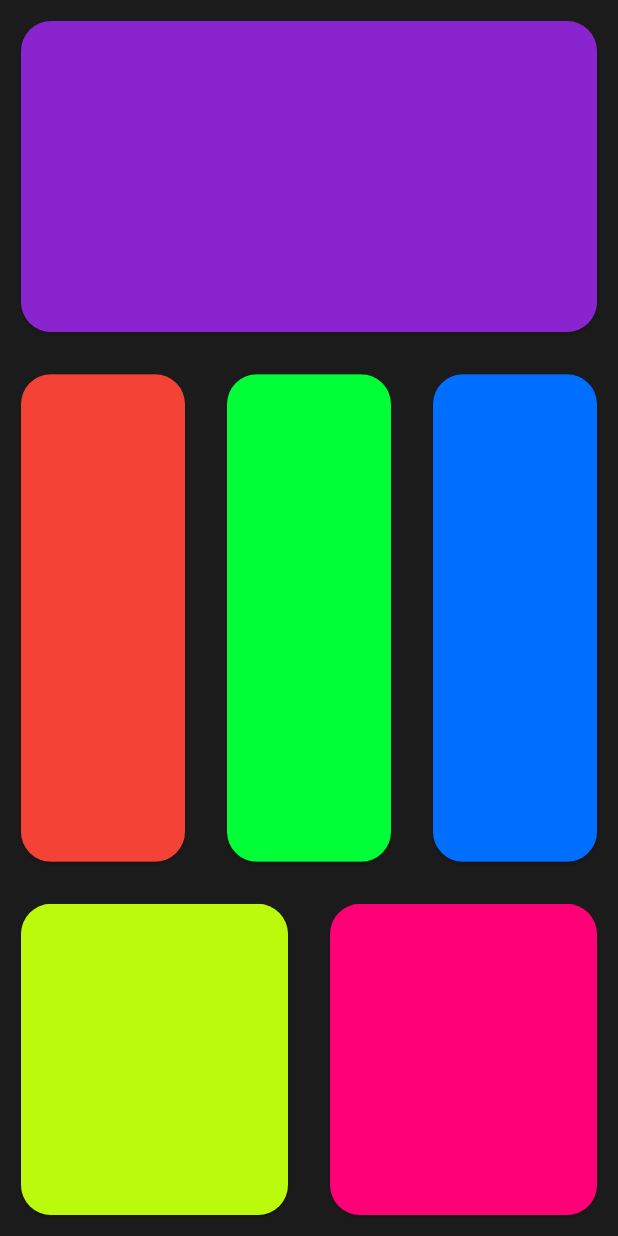
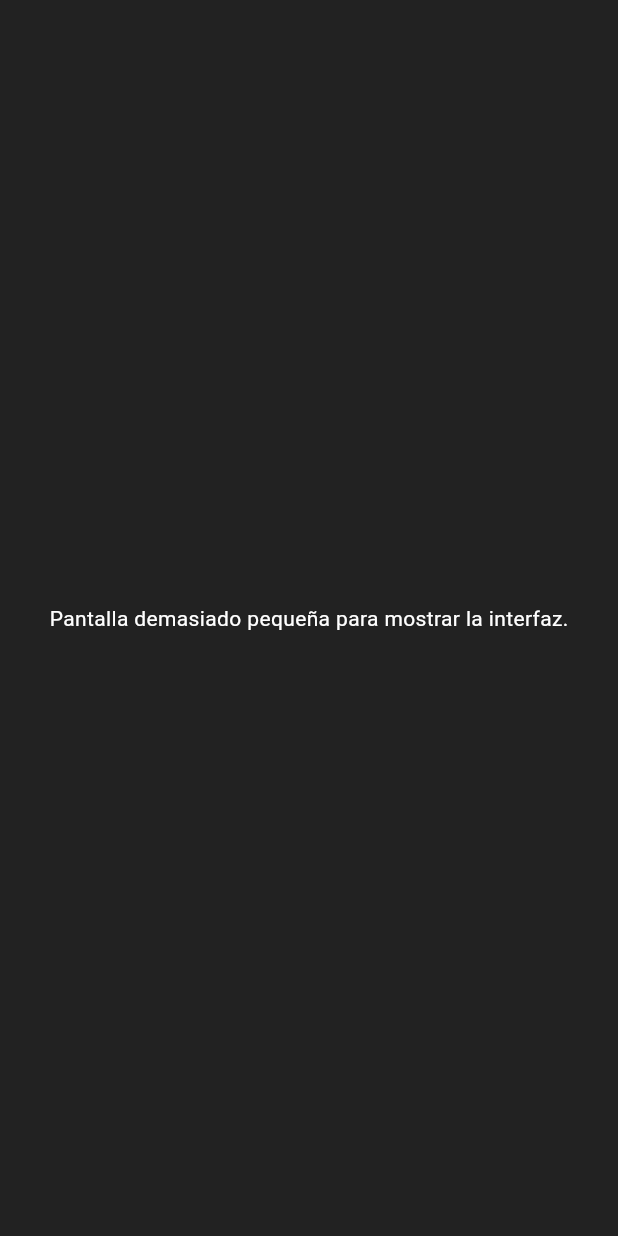
Before and after one commit to MauriazarMorat/Projecto-Final, a Flutter app: the screen it shows after launch, on a phone screen of 412 x 824 dp. Run offline on Flutter 3.47's test engine with Material 3 defaults, Android fonts, the phone set to English and light mode, and no system bars; our stand-ins replace flutter_riverpod, go_router.

Commit message:
Breaking the girlll

```diff
--- a/flutter_video_trasmition/lib/core/router.dart
+++ b/flutter_video_trasmition/lib/core/router.dart
@@ -10,6 +10,10 @@ final routerProvider = Provider<GoRouter>((ref) {
         path: '/',
         builder: (context, state) => const HomeScreen(),
       ),
+      GoRoute(
+        path:  '/video',
+        builder: (context, state) => const VideoScreen(),
+        ),
     ],
   );
 });
--- a/flutter_video_trasmition/lib/screens/home_screen.dart
+++ b/flutter_video_trasmition/lib/screens/home_screen.dart
@@ -1,4 +1,17 @@
 import 'package:flutter/material.dart';
+
+// Pantalla de ejemplo para navegación
+class VideoScreen extends StatelessWidget {
+  const VideoScreen({super.key});
+
+  @override
+  Widget build(BuildContext context) {
+    return Scaffold(
+      appBar: AppBar(title: const Text('Video')),
+      body: const Center(child: Text('Aquí va tu video 🎥')),
+    );
+  }
+}
 
 class HomeScreen extends StatefulWidget {
   const HomeScreen({super.key});
@@ -7,19 +20,30 @@ class HomeScreen extends StatefulWidget {
   State<HomeScreen> createState() => _HomeScreenState();
 }
 
-class _HomeScreenState extends State<HomeScreen> {
+class _HomeScreenState extends State<HomeScreen> with TickerProviderStateMixin {
   int? hoveredIndexFila1;
   int? hoveredIndexFila2;
   int? hoveredIndexFila3;
-  int? hoveredFila; // Nueva: para expandir fila entera verticalmente
+  int? hoveredFila;
 
   @override
   Widget build(BuildContext context) {
+    return LayoutBuilder(
+      builder: (context, constraints) {
+        final tooSmall = constraints.maxWidth < 500 || constraints.maxHeight < 500;
+
         return Scaffold(
-      backgroundColor: const Color.fromARGB(255, 27, 27, 27),
-      body: Column(
+          backgroundColor: const Color.fromARGB(255, 34, 34, 34),
+          body: tooSmall
+              ? const Center(
+                  child: Text(
+                    'Pantalla demasiado pequeña para mostrar la interfaz.',
+                    style: TextStyle(color: Colors.white),
+                  ),
+                )
+              : Column(
                   children: [
-          // Fila 1 (vertical hover)
+                    // Fila 1
                     Expanded(
                       flex: hoveredFila == 1 ? 4 : 2,
                       child: Row(
@@ -42,15 +66,12 @@ class _HomeScreenState extends State<HomeScreen> {
                                   hoveredFila = null;
                                 });
                               },
-                    child: AnimatedContainer(
-                      duration: const Duration(milliseconds: 300),
-                      curve: Curves.easeInOut,
-                      margin: const EdgeInsets.all(10),
-                      child: Card(
-                        shape: RoundedRectangleBorder(borderRadius: BorderRadius.circular(20)),
-                        clipBehavior: Clip.antiAlias,
-                        child: Container(color: const Color.fromARGB(255, 138, 36, 206)),
-                      ),
+                              child: buildCard(
+                                color: const Color(0xFFB39DDB),
+                                icon: Icons.dashboard,
+                                text: 'Panel principal',
+                                onTap: null,
+                                isHovered: isHovered,
                               ),
                             ),
                           );
@@ -62,44 +83,59 @@ class _HomeScreenState extends State<HomeScreen> {
                     Expanded(
                       flex: hoveredFila == 2 ? 5 : 3,
                       child: Row(
-              children: List.generate(3, (index) {
-                final isHovered = hoveredIndexFila2 == index;
-                final flexValue = isHovered ? 4 : 2;
-
-                return Expanded(
-                  flex: flexValue,
-                  child: MouseRegion(
-                    onEnter: (_) {
-                      setState(() {
-                        hoveredIndexFila2 = index;
+                        children: [
+                          buildHoverableCard(
+                            index: 0,
+                            hoveredIndex: hoveredIndexFila2,
+                            onEnter: () {
+                              hoveredIndexFila2 = 0;
                               hoveredFila = 2;
-                      });
                             },
-                    onExit: (_) {
-                      setState(() {
+                            onExit: () {
                               hoveredIndexFila2 = null;
                               hoveredFila = null;
-                      });
                             },
-                    child: AnimatedContainer(
-                      duration: const Duration(milliseconds: 300),
-                      curve: Curves.easeInOut,
-                      margin: const EdgeInsets.symmetric(horizontal: 10, vertical: 10),
-                      child: Card(
-                        shape: RoundedRectangleBorder(borderRadius: BorderRadius.circular(20)),
-                        clipBehavior: Clip.antiAlias,
-                        child: Container(
-                          color: [
-                            Colors.red,
-                            const Color.fromARGB(255, 0, 255, 55),
-                            const Color.fromARGB(255, 0, 110, 255)
-                          ][index],
+                            color: const Color(0xFF81D4FA),
+                            icon: Icons.analytics,
+                            text: 'Estadísticas',
                           ),
+                          buildHoverableCard(
+                            index: 1,
+                            hoveredIndex: hoveredIndexFila2,
+                            onEnter: () {
+                              hoveredIndexFila2 = 1;
+                              hoveredFila = 2;
+                            },
+                            onExit: () {
+                              hoveredIndexFila2 = null;
+                              hoveredFila = null;
+                            },
+                            color: const Color(0xFFA5D6A7),
+                            icon: Icons.video_camera_back_rounded,
+                            text: 'Ver video',
+                            onTap: () {
+                              Navigator.push(
+                                context,
+                                MaterialPageRoute(builder: (_) => const VideoScreen()),
+                              );
+                            },
                           ),
+                          buildHoverableCard(
+                            index: 2,
+                            hoveredIndex: hoveredIndexFila2,
+                            onEnter: () {
+                              hoveredIndexFila2 = 2;
+                              hoveredFila = 2;
+                            },
+                            onExit: () {
+                              hoveredIndexFila2 = null;
+                              hoveredFila = null;
+                            },
+                            color: const Color(0xFFFFAB91),
+                            icon: Icons.settings,
+                            text: 'Configuración',
                           ),
-                  ),
-                );
-              }),
+                        ],
                       ),
                     ),
 
@@ -107,46 +143,121 @@ class _HomeScreenState extends State<HomeScreen> {
                     Expanded(
                       flex: hoveredFila == 3 ? 4 : 2,
                       child: Row(
-              children: List.generate(2, (index) {
-                final isHovered = hoveredIndexFila3 == index;
+                        children: [
+                          buildHoverableCard(
+                            index: 0,
+                            hoveredIndex: hoveredIndexFila3,
+                            onEnter: () {
+                              hoveredIndexFila3 = 0;
+                              hoveredFila = 3;
+                            },
+                            onExit: () {
+                              hoveredIndexFila3 = null;
+                              hoveredFila = null;
+                            },
+                            color: const Color(0xFFFFF59D),
+                            icon: Icons.notifications,
+                            text: 'Notificaciones',
+                          ),
+                          buildHoverableCard(
+                            index: 1,
+                            hoveredIndex: hoveredIndexFila3,
+                            onEnter: () {
+                              hoveredIndexFila3 = 1;
+                              hoveredFila = 3;
+                            },
+                            onExit: () {
+                              hoveredIndexFila3 = null;
+                              hoveredFila = null;
+                            },
+                            color: const Color.fromARGB(255, 179, 18, 157),
+                            icon: Icons.support,
+                            text: 'Soporte',
+                          ),
+                        ],
+                      ),
+                    ),
+                  ],
+                ),
+        );
+      },
+    );
+  }
+
+  /// Función para oscurecer levemente un color
+  Color darken(Color color, [double amount = .2]) {
+    final hsl = HSLColor.fromColor(color);
+    final hslDark = hsl.withLightness((hsl.lightness - amount).clamp(0.0, 1.0));
+    return hslDark.toColor();
+  }
+
+  /// Tarjeta con InkWell y hover color
+  Widget buildCard({
+    required Color color,
+    required IconData icon,
+    required String text,
+    VoidCallback? onTap,
+    bool isHovered = false,
+  }) {
+    return AnimatedContainer(
+      duration: const Duration(milliseconds: 300),
+      curve: Curves.easeInOut,
+      margin: const EdgeInsets.symmetric(horizontal: 10, vertical: 10),
+      decoration: BoxDecoration(
+        color: isHovered ? darken(color) : color,
+        borderRadius: BorderRadius.circular(20),
+      ),
+      child: InkWell(
+        onTap: onTap,
+        borderRadius: BorderRadius.circular(20),
+        splashColor: const Color.fromARGB(255, 0, 0, 0),
+        child: Center(
+          child: Column(
+            mainAxisAlignment: MainAxisAlignment.center,
+            children: [
+              Icon(icon, size: 48, color: const Color.fromARGB(221, 0, 0, 0)),
+              const SizedBox(height: 10),
+              Text(
+                text,
+                style: const TextStyle(
+                  fontSize: 18,
+                  fontWeight: FontWeight.w600,
+                  color: Colors.black87,
+                ),
+              ),
+            ],
+          ),
+        ),
+      ),
+    );
+  }
+
+  /// Builder reutilizable
+  Widget buildHoverableCard({
+    required int index,
+    required int? hoveredIndex,
+    required VoidCallback onEnter,
+    required VoidCallback onExit,
+    required Color color,
+    required IconData icon,
+    required String text,
+    VoidCallback? onTap,
+  }) {
+    final isHovered = hoveredIndex == index;
     final flexValue = isHovered ? 4 : 2;
 
     return Expanded(
       flex: flexValue,
       child: MouseRegion(
-                    onEnter: (_) {
-                      setState(() {
-                        hoveredIndexFila3 = index;
-                        hoveredFila = 3;
-                      });
-                    },
-                    onExit: (_) {
-                      setState(() {
-                        hoveredIndexFila3 = null;
-                        hoveredFila = null;
-                      });
-                    },
-                    child: AnimatedContainer(
-                      duration: const Duration(milliseconds: 300),
-                      curve: Curves.easeInOut,
-                      margin: const EdgeInsets.symmetric(horizontal: 10, vertical: 10),
-                      child: Card(
-                        shape: RoundedRectangleBorder(borderRadius: BorderRadius.circular(20)),
-                        clipBehavior: Clip.antiAlias,
-                        child: Container(
-                          color: [
-                            const Color.fromARGB(255, 187, 250, 12),
-                            const Color.fromARGB(255, 255, 0, 119),
-                          ][index],
+        onEnter: (_) => setState(onEnter),
+        onExit: (_) => setState(onExit),
+        child: buildCard(
+          color: color,
+          icon: icon,
+          text: text,
+          onTap: onTap,
+          isHovered: isHovered,
         ),
-                      ),
-                    ),
-                  ),
-                );
-              }),
-            ),
-          ),
-        ],
       ),
     );
   }
```
Lines whose indentation alone changed are shown as unchanged.
